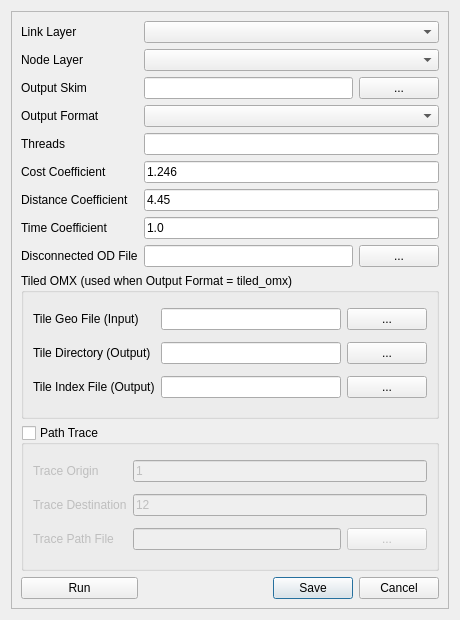
Before: the Qt Designer form ui/Skimmy.ui in TSMv6/tsm_panel, drawn with Qt 5.
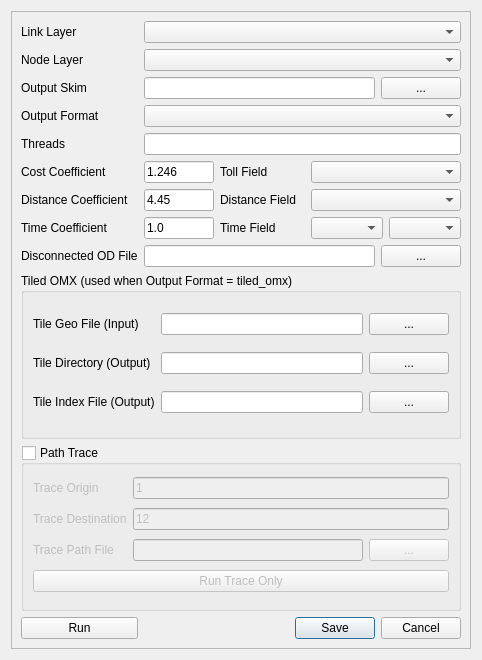
After: the same form once the commit is applied.

Commit message: 2.73: Skimmy trace-only O-D runs, link-field dropdowns; About menu dedupe

Patch:
```diff
--- a/ui/Skimmy.ui
+++ b/ui/Skimmy.ui
@@ -7,7 +7,7 @@
     <x>0</x>
     <y>0</y>
     <width>460</width>
-    <height>620</height>
+    <height>660</height>
    </rect>
   </property>
   <property name="windowTitle">
@@ -92,11 +92,53 @@
        </widget>
       </item>
       <item row="5" column="1" colspan="2">
-       <widget class="QLineEdit" name="lineEdit_costCoeff">
-        <property name="text">
-         <string>1.246</string>
-        </property>
-       </widget>
+       <layout class="QHBoxLayout" name="hbox_cost">
+         <item>
+          <widget class="QLineEdit" name="lineEdit_costCoeff">
+           <property name="minimumSize">
+            <size>
+             <width>70</width>
+             <height>0</height>
+            </size>
+           </property>
+           <property name="maximumSize">
+            <size>
+             <width>70</width>
+             <height>16777215</height>
+            </size>
+           </property>
+           <property name="text">
+            <string>1.246</string>
+           </property>
+          </widget>
+         </item>
+         <item>
+          <widget class="QLabel" name="label_tollField">
+           <property name="minimumSize">
+            <size>
+             <width>85</width>
+             <height>0</height>
+            </size>
+           </property>
+           <property name="text">
+            <string>Toll Field</string>
+           </property>
+          </widget>
+         </item>
+         <item>
+          <widget class="QComboBox" name="comboBox_tollField">
+           <property name="sizePolicy">
+            <sizepolicy hsizetype="Expanding" vsizetype="Fixed">
+             <horstretch>0</horstretch>
+             <verstretch>0</verstretch>
+            </sizepolicy>
+           </property>
+           <property name="toolTip">
+            <string>Link field holding the toll ((none) = no tolls)</string>
+           </property>
+          </widget>
+         </item>
+       </layout>
       </item>
       <item row="6" column="0">
        <widget class="QLabel" name="label_5">
@@ -106,11 +148,53 @@
        </widget>
       </item>
       <item row="6" column="1" colspan="2">
-       <widget class="QLineEdit" name="lineEdit_distCoeff">
-        <property name="text">
-         <string>4.45</string>
-        </property>
-       </widget>
+       <layout class="QHBoxLayout" name="hbox_dist">
+         <item>
+          <widget class="QLineEdit" name="lineEdit_distCoeff">
+           <property name="minimumSize">
+            <size>
+             <width>70</width>
+             <height>0</height>
+            </size>
+           </property>
+           <property name="maximumSize">
+            <size>
+             <width>70</width>
+             <height>16777215</height>
+            </size>
+           </property>
+           <property name="text">
+            <string>4.45</string>
+           </property>
+          </widget>
+         </item>
+         <item>
+          <widget class="QLabel" name="label_distField">
+           <property name="minimumSize">
+            <size>
+             <width>85</width>
+             <height>0</height>
+            </size>
+           </property>
+           <property name="text">
+            <string>Distance Field</string>
+           </property>
+          </widget>
+         </item>
+         <item>
+          <widget class="QComboBox" name="comboBox_distField">
+           <property name="sizePolicy">
+            <sizepolicy hsizetype="Expanding" vsizetype="Fixed">
+             <horstretch>0</horstretch>
+             <verstretch>0</verstretch>
+            </sizepolicy>
+           </property>
+           <property name="toolTip">
+            <string>Link field holding length in miles</string>
+           </property>
+          </widget>
+         </item>
+       </layout>
       </item>
       <item row="7" column="0">
        <widget class="QLabel" name="label_6">
@@ -120,11 +204,66 @@
        </widget>
       </item>
       <item row="7" column="1" colspan="2">
-       <widget class="QLineEdit" name="lineEdit_timeCoeff">
-        <property name="text">
-         <string>1.0</string>
-        </property>
-       </widget>
+       <layout class="QHBoxLayout" name="hbox_time">
+         <item>
+          <widget class="QLineEdit" name="lineEdit_timeCoeff">
+           <property name="minimumSize">
+            <size>
+             <width>70</width>
+             <height>0</height>
+            </size>
+           </property>
+           <property name="maximumSize">
+            <size>
+             <width>70</width>
+             <height>16777215</height>
+            </size>
+           </property>
+           <property name="text">
+            <string>1.0</string>
+           </property>
+          </widget>
+         </item>
+         <item>
+          <widget class="QLabel" name="label_timeField">
+           <property name="minimumSize">
+            <size>
+             <width>85</width>
+             <height>0</height>
+            </size>
+           </property>
+           <property name="text">
+            <string>Time Field</string>
+           </property>
+          </widget>
+         </item>
+         <item>
+          <widget class="QComboBox" name="comboBox_timeField">
+           <property name="sizePolicy">
+            <sizepolicy hsizetype="Expanding" vsizetype="Fixed">
+             <horstretch>0</horstretch>
+             <verstretch>0</verstretch>
+            </sizepolicy>
+           </property>
+           <property name="toolTip">
+            <string>Link field used for travel time (a speed or a time field - see the units box)</string>
+           </property>
+          </widget>
+         </item>
+         <item>
+          <widget class="QComboBox" name="comboBox_timeUnits">
+           <property name="sizePolicy">
+            <sizepolicy hsizetype="Preferred" vsizetype="Fixed">
+             <horstretch>0</horstretch>
+             <verstretch>0</verstretch>
+            </sizepolicy>
+           </property>
+           <property name="toolTip">
+            <string>Speed (mph): time = 60 x distance / speed.  Travel time (min): the field is already minutes.</string>
+           </property>
+          </widget>
+         </item>
+       </layout>
       </item>
       <item row="8" column="0">
        <widget class="QLabel" name="label_disconnected">
@@ -276,6 +415,16 @@
            </property>
           </widget>
          </item>
+         <item row="3" column="0" colspan="3">
+          <widget class="QPushButton" name="button_traceOnly">
+           <property name="toolTip">
+            <string>Trace only this O-D pair (one shortest-path search) without building the skim</string>
+           </property>
+           <property name="text">
+            <string>Run Trace Only</string>
+           </property>
+          </widget>
+         </item>
         </layout>
        </widget>
       </item>
```
The commit also changes 5 other files.
